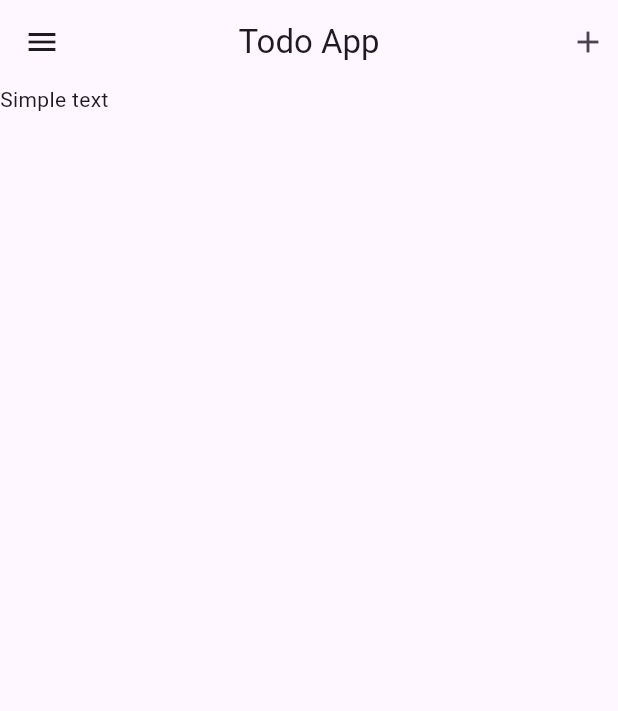
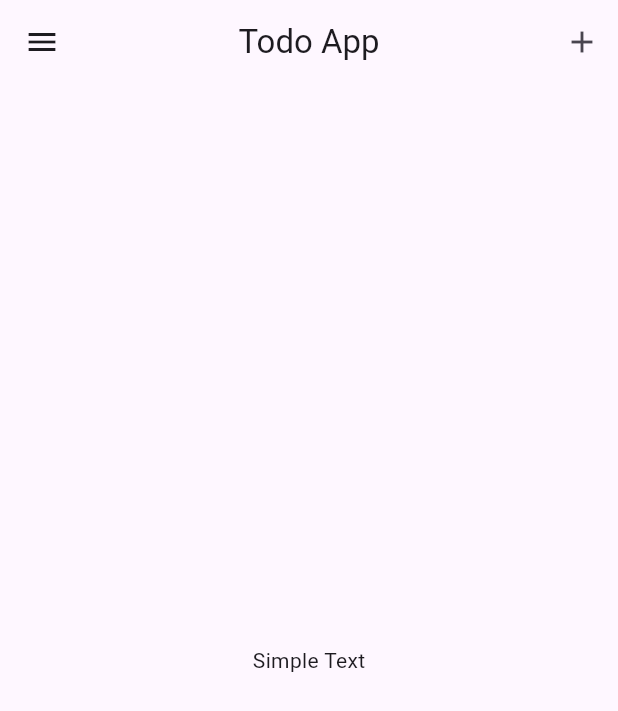
Before and after one commit to ABP01/todoapp2, a Flutter app: the screen it shows after launch, on a phone screen of 412 x 824 dp. Shown: the top 711 px of the screen. Run offline on Flutter 3.47's test engine with Material 3 defaults, Android fonts, the phone set to English and light mode, and no system bars.

Commit message:
"Refactored AddTodo and MainScreen widgets: added changeText callback to AddTodo, implemented dispose method, and updated MainScreen to use IconButton and setState."

```diff
--- a/lib/mainScreen.dart
+++ b/lib/mainScreen.dart
@@ -9,37 +9,43 @@ class MainScreen extends StatefulWidget {
 }
 
 class _MainScreenState extends State<MainScreen> {
+  String _text = "Simple Text";
+
+  void _changeText() {
+    setState(() {
+      _text = "Hello World";
+    });
+  }
+
   @override
   Widget build(BuildContext context) {
     return Scaffold(
-      drawer: Drawer(
+      drawer: const Drawer(
         child: Text("Drawer data"),
       ),
       appBar: AppBar(
-        title: Text("Todo App"),
+        title: const Text("Todo App"),
         centerTitle: true,
         actions: [
-          InkWell(
-            onTap: () {
+          IconButton(
+            icon: const Icon(Icons.add),
+            onPressed: () {
               showModalBottomSheet(
                 context: context,
                 builder: (context) {
                   return Container(
-                      padding: EdgeInsets.all(20),
+                    padding: const EdgeInsets.all(20),
                     height: 200,
-                      child: AddTodo(),
+                    child: AddTodo(changeText: _changeText),
                   );
-                  });
                 },
-            child: Padding(
-              padding: const EdgeInsets.all(8.0),
-              child: Icon(Icons.add),
+              );
+            },
           ),
-          )
         ],
       ),
-      body: Container(
-        child: Text("Simple text"),
+      body: Center(
+        child: Text(_text),
       ),
     );
   }
```
Also changed, not shown: lib/addTodo.dart (+17 -8 lines). Lines whose indentation alone changed are shown as unchanged.
